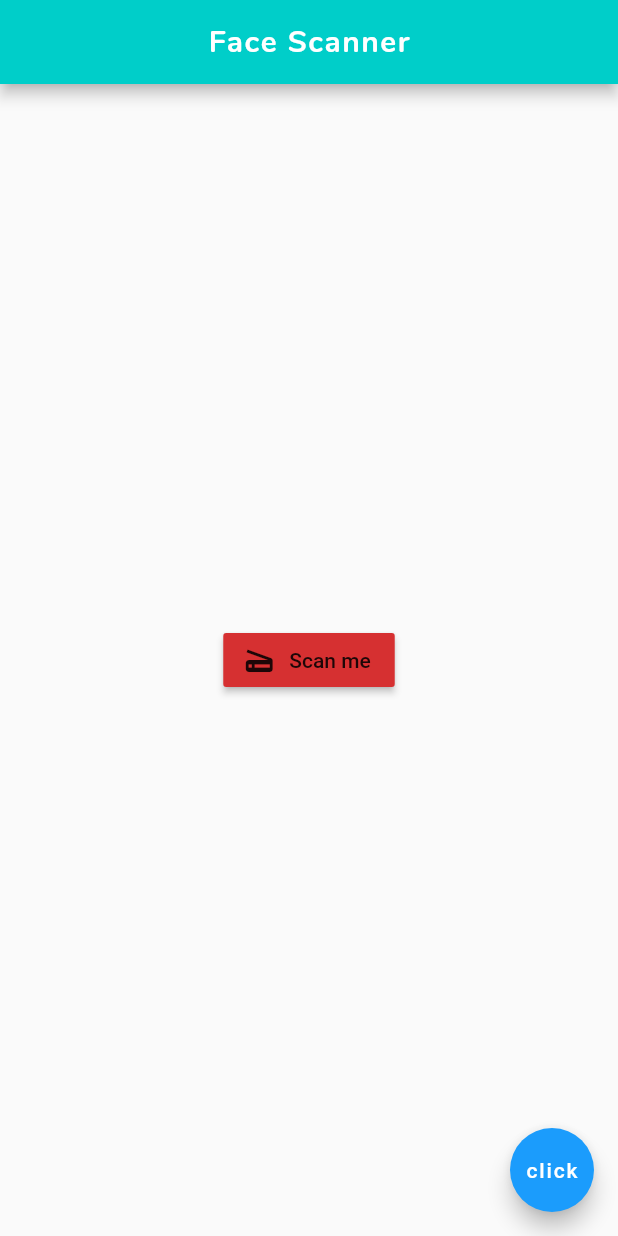
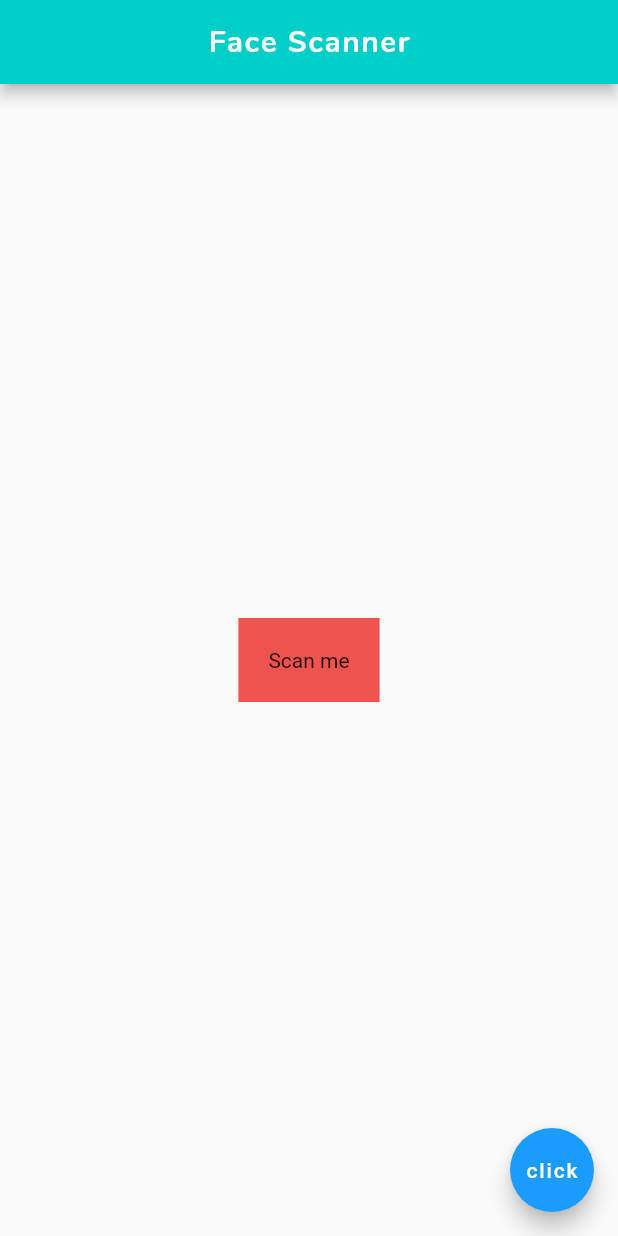
Before and after one commit to sachinthadilshandisanayaka/testing, a Flutter app: the screen it shows after launch, on a phone screen of 412 x 824 dp. Run offline on Flutter 3.47's test engine with Material 2 defaults, Android fonts, the phone set to English and light mode, and no system bars.

Commit message:
added Container

```diff
--- a/lib/main.dart
+++ b/lib/main.dart
@@ -23,15 +23,11 @@ class Home extends StatelessWidget {
         centerTitle: true,
       ),
       body: Center(
-        child: RaisedButton.icon(
-          onPressed: () {
-            print('scannig your face'); // display in console
-          },
-          icon: Icon(
-            Icons.scanner,
-          ),
-          label: Text('Scan me'),
-          color: Color.fromRGBO(214, 48, 49, 1.0),
+        child: Container(
+          margin: EdgeInsets.symmetric(horizontal: 40.0, vertical: 40.0),
+          padding: EdgeInsets.symmetric(horizontal: 20.0, vertical: 20.0),
+          color: Colors.red[400],
+          child: Text('Scan me'),
         ),
       ),
       floatingActionButton: FloatingActionButton(
```
